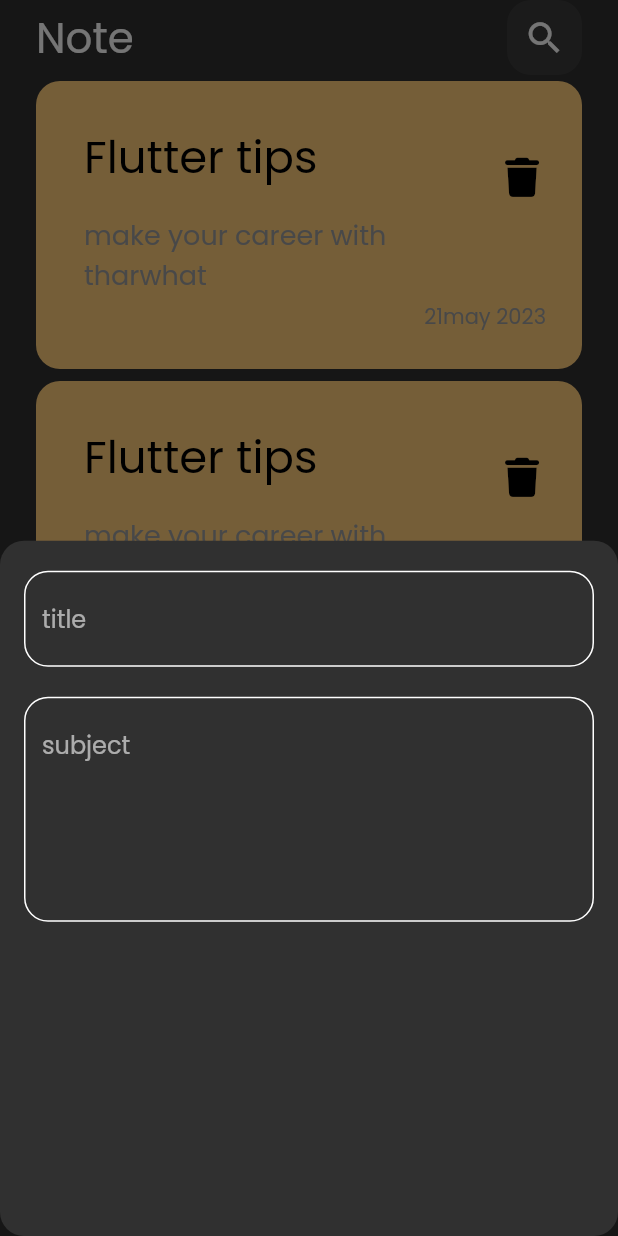
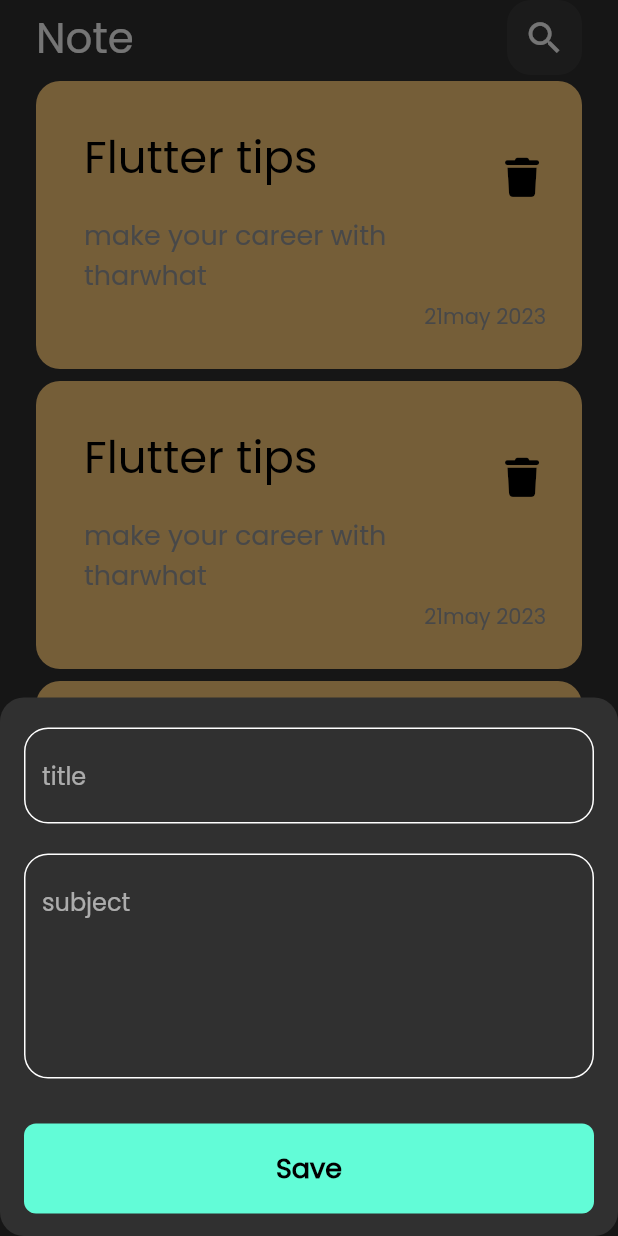
Before and after one commit to KhaledElalfy1/Note-app, a Flutter app: the screen it shows after launch, after a tap on the "add" icon, on a phone screen of 412 x 824 dp. Run offline on Flutter 3.47's test engine with Material 2 defaults, Android fonts, the phone set to English and light mode, and no system bars; our stand-ins replace font_awesome_flutter.

Commit message:
Note app ui done

```diff
--- a/lib/views/widgets/add_note_buttom_sheet.dart
+++ b/lib/views/widgets/add_note_buttom_sheet.dart
@@ -1,5 +1,7 @@
 import 'package:flutter/material.dart';
 import 'package:note_app/views/widgets/custom_textform.dart';
+
+import 'custom_button.dart';
 
 class AddBottomSheet extends StatelessWidget {
   const AddBottomSheet({super.key});
@@ -8,6 +10,7 @@ class AddBottomSheet extends StatelessWidget {
   Widget build(BuildContext context) {
     return const Padding(
       padding: EdgeInsets.symmetric(horizontal: 16.0),
+      child: SingleChildScrollView(
         child: Column(
           children: [
             SizedBox(
@@ -18,7 +21,15 @@ class AddBottomSheet extends StatelessWidget {
               height: 20,
             ),
             CustomTextField(hint: 'subject', maxLines: 5),
+            SizedBox(
+              height: 30,
+            ),
+            CustomButton(),
+            SizedBox(
+              height: 15,
+            )
           ],
+        ),
       ),
     );
   }
--- a/lib/views/widgets/custom_appbar.dart
+++ b/lib/views/widgets/custom_appbar.dart
@@ -3,20 +3,21 @@ import 'package:flutter/material.dart';
 import 'custom_sraech_icon.dart';
 
 class CustomAppBar extends StatelessWidget {
-  const CustomAppBar({super.key});
-
+  const CustomAppBar({super.key, required this.title, required this.icon});
+  final String title;
+  final IconData icon;
   @override
   Widget build(BuildContext context) {
-    return const Row(
+    return  Row(
       children: [
         Text(
-          'Note',
-          style: TextStyle(
+          title,
+          style:const TextStyle(
             fontSize: 28,
           ),
         ),
-        Spacer(),
-        CustomSearchIcon()
+        const Spacer(),
+        CustomSearchIcon(icon: icon,)
       ],
     );
   }
--- /dev/null
+++ b/lib/views/widgets/custom_button.dart
@@ -0,0 +1,25 @@
+import 'package:flutter/material.dart';
+
+import '../../constatnts.dart';
+
+class CustomButton extends StatelessWidget {
+  const CustomButton({super.key});
+
+  @override
+  Widget build(BuildContext context) {
+    return Container(
+      width: MediaQuery.of(context).size.width,
+      height: 60,
+      decoration: BoxDecoration(
+        color: kPrimaryColor,
+        borderRadius: BorderRadius.circular(8),
+      ),
+      alignment: Alignment.center,
+      child: const Text(
+        'Save',
+        style: TextStyle(
+            color: Colors.black, fontWeight: FontWeight.bold, fontSize: 18),
+      ),
+    );
+  }
+}
--- a/lib/views/widgets/custom_note.dart
+++ b/lib/views/widgets/custom_note.dart
@@ -1,12 +1,15 @@
 import 'package:flutter/material.dart';
 import 'package:font_awesome_flutter/font_awesome_flutter.dart';
+import 'package:note_app/views/edit_note_view.dart';
 
 class NoteItem extends StatelessWidget {
   const NoteItem({super.key});
 
   @override
   Widget build(BuildContext context) {
-    return Container(
+    return GestureDetector(
+      onTap: () => Navigator.push(context, MaterialPageRoute(builder: (context) => const EditNoteView(),)),
+      child: Container(
         padding: const EdgeInsets.only(top: 24, bottom: 24, left: 16),
         decoration: BoxDecoration(
           color: const Color(0xffFFCD7B),
@@ -45,6 +48,7 @@ class NoteItem extends StatelessWidget {
             )
           ],
         ),
+      ),
     );
   }
 }
--- a/lib/views/widgets/custom_sraech_icon.dart
+++ b/lib/views/widgets/custom_sraech_icon.dart
@@ -1,9 +1,8 @@
-
 import 'package:flutter/material.dart';
 
 class CustomSearchIcon extends StatelessWidget {
-  const CustomSearchIcon({super.key});
-
+  const CustomSearchIcon({super.key, required this.icon});
+  final IconData icon;
   @override
   Widget build(BuildContext context) {
     return Container(
@@ -12,9 +11,9 @@ class CustomSearchIcon extends StatelessWidget {
       decoration: BoxDecoration(
           color: Colors.white.withOpacity(.05),
           borderRadius: BorderRadius.circular(16)),
-      child: const Center(
+      child:  Center(
         child: Icon(
-          Icons.search,
+          icon,
           size: 28,
         ),
       ),
--- a/lib/views/widgets/note_view_list.dart
+++ b/lib/views/widgets/note_view_list.dart
@@ -14,7 +14,7 @@ class NoteViewList extends StatelessWidget {
           padding: EdgeInsets.symmetric(horizontal: 24.0),
           child: Column(
             children: [
-              CustomAppBar(),
+              CustomAppBar(title: 'Note',icon: Icons.search),
               Expanded(child: CustomListView()),
             ],
           ),
```
Also changed, not shown: lib/views/edit_note_view.dart (added, +15 -0 lines), lib/views/widgets/edit_note.dart (added, +27 -0 lines). Lines whose indentation alone changed are shown as unchanged.
